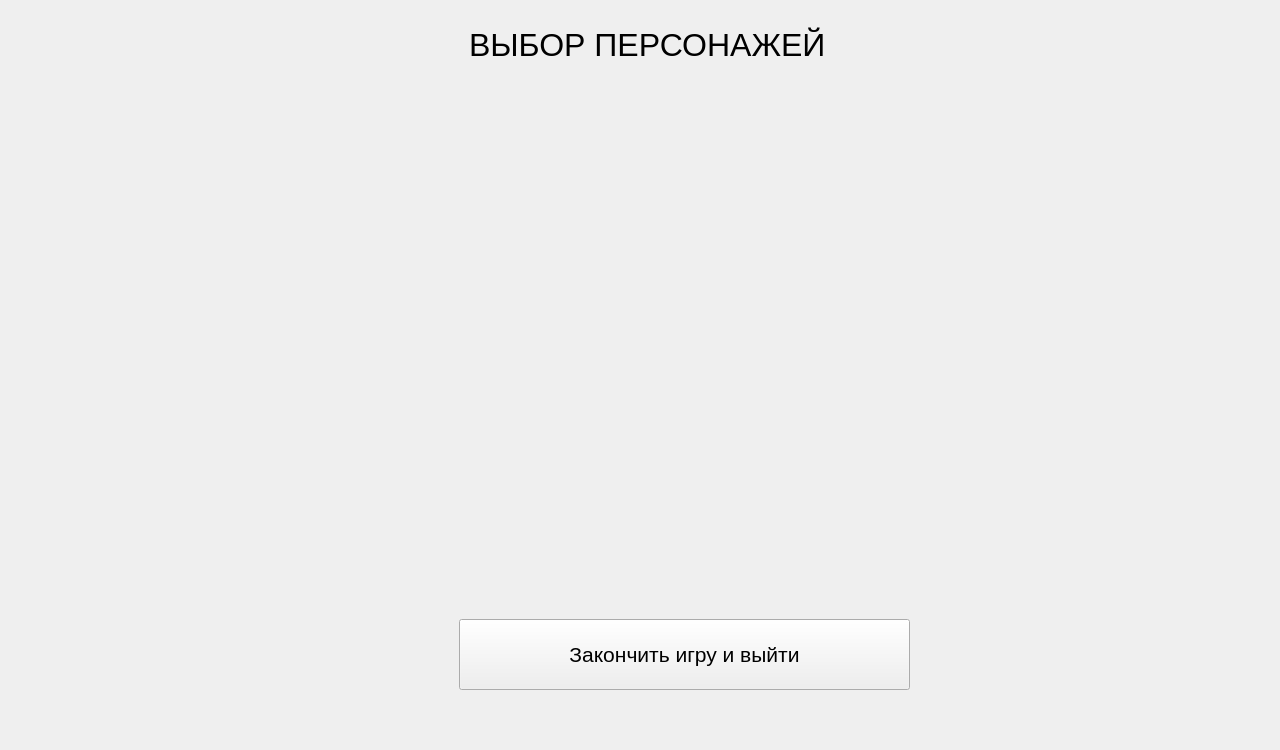
First picture: the form in mainwindow.ui, repository ahahaharu/CourseWork_Game, before the edit.
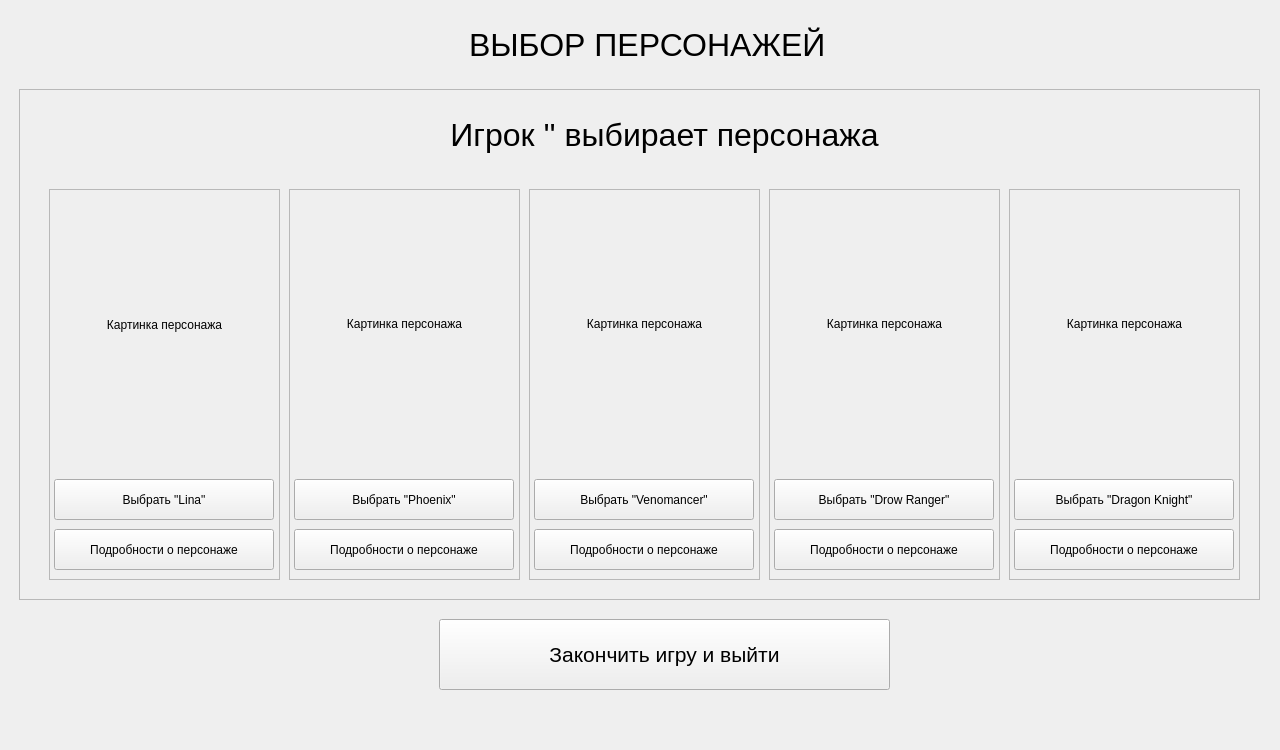
Second picture: the form after the edit.

What changed in the file:
```diff
--- a/mainwindow.ui
+++ b/mainwindow.ui
@@ -843,7 +843,7 @@
        <widget class="QPushButton" name="endGame_button">
         <property name="geometry">
          <rect>
-          <x>450</x>
+          <x>430</x>
           <y>610</y>
           <width>451</width>
           <height>71</height>
@@ -858,6 +858,333 @@
          <string>Закончить игру и выйти</string>
         </property>
        </widget>
+       <widget class="QFrame" name="frame_6">
+        <property name="geometry">
+         <rect>
+          <x>10</x>
+          <y>80</y>
+          <width>1241</width>
+          <height>511</height>
+         </rect>
+        </property>
+        <property name="frameShape">
+         <enum>QFrame::StyledPanel</enum>
+        </property>
+        <property name="frameShadow">
+         <enum>QFrame::Raised</enum>
+        </property>
+        <widget class="QFrame" name="frame_7">
+         <property name="geometry">
+          <rect>
+           <x>30</x>
+           <y>100</y>
+           <width>231</width>
+           <height>391</height>
+          </rect>
+         </property>
+         <property name="frameShape">
+          <enum>QFrame::StyledPanel</enum>
+         </property>
+         <property name="frameShadow">
+          <enum>QFrame::Raised</enum>
+         </property>
+         <widget class="QPushButton" name="pushButton_3">
+          <property name="geometry">
+           <rect>
+            <x>5</x>
+            <y>290</y>
+            <width>220</width>
+            <height>41</height>
+           </rect>
+          </property>
+          <property name="text">
+           <string>Выбрать &quot;Lina&quot;</string>
+          </property>
+         </widget>
+         <widget class="QPushButton" name="pushButton_6">
+          <property name="geometry">
+           <rect>
+            <x>5</x>
+            <y>340</y>
+            <width>220</width>
+            <height>41</height>
+           </rect>
+          </property>
+          <property name="text">
+           <string>Подробности о персонаже</string>
+          </property>
+         </widget>
+         <widget class="QLabel" name="LinaGif">
+          <property name="geometry">
+           <rect>
+            <x>20</x>
+            <y>30</y>
+            <width>191</width>
+            <height>211</height>
+           </rect>
+          </property>
+          <property name="text">
+           <string>Картинка персонажа</string>
+          </property>
+          <property name="alignment">
+           <set>Qt::AlignCenter</set>
+          </property>
+         </widget>
+        </widget>
+        <widget class="QFrame" name="frame_8">
+         <property name="geometry">
+          <rect>
+           <x>990</x>
+           <y>100</y>
+           <width>231</width>
+           <height>391</height>
+          </rect>
+         </property>
+         <property name="frameShape">
+          <enum>QFrame::StyledPanel</enum>
+         </property>
+         <property name="frameShadow">
+          <enum>QFrame::Raised</enum>
+         </property>
+         <widget class="QPushButton" name="pushButton_16">
+          <property name="geometry">
+           <rect>
+            <x>5</x>
+            <y>340</y>
+            <width>220</width>
+            <height>41</height>
+           </rect>
+          </property>
+          <property name="text">
+           <string>Подробности о персонаже</string>
+          </property>
+         </widget>
+         <widget class="QPushButton" name="pushButton_15">
+          <property name="geometry">
+           <rect>
+            <x>5</x>
+            <y>290</y>
+            <width>220</width>
+            <height>41</height>
+           </rect>
+          </property>
+          <property name="text">
+           <string>Выбрать &quot;Dragon Knight&quot;</string>
+          </property>
+         </widget>
+         <widget class="QLabel" name="DragonKnightGif">
+          <property name="geometry">
+           <rect>
+            <x>20</x>
+            <y>30</y>
+            <width>191</width>
+            <height>210</height>
+           </rect>
+          </property>
+          <property name="text">
+           <string>Картинка персонажа</string>
+          </property>
+          <property name="alignment">
+           <set>Qt::AlignCenter</set>
+          </property>
+         </widget>
+        </widget>
+        <widget class="QFrame" name="frame_9">
+         <property name="geometry">
+          <rect>
+           <x>750</x>
+           <y>100</y>
+           <width>231</width>
+           <height>391</height>
+          </rect>
+         </property>
+         <property name="frameShape">
+          <enum>QFrame::StyledPanel</enum>
+         </property>
+         <property name="frameShadow">
+          <enum>QFrame::Raised</enum>
+         </property>
+         <widget class="QPushButton" name="pushButton_13">
+          <property name="geometry">
+           <rect>
+            <x>5</x>
+            <y>340</y>
+            <width>220</width>
+            <height>41</height>
+           </rect>
+          </property>
+          <property name="text">
+           <string>Подробности о персонаже</string>
+          </property>
+         </widget>
+         <widget class="QPushButton" name="pushButton_14">
+          <property name="geometry">
+           <rect>
+            <x>5</x>
+            <y>290</y>
+            <width>220</width>
+            <height>41</height>
+           </rect>
+          </property>
+          <property name="text">
+           <string>Выбрать &quot;Drow Ranger&quot;</string>
+          </property>
+         </widget>
+         <widget class="QLabel" name="DrowRangerGif">
+          <property name="geometry">
+           <rect>
+            <x>20</x>
+            <y>30</y>
+            <width>191</width>
+            <height>210</height>
+           </rect>
+          </property>
+          <property name="text">
+           <string>Картинка персонажа</string>
+          </property>
+          <property name="alignment">
+           <set>Qt::AlignCenter</set>
+          </property>
+         </widget>
+        </widget>
+        <widget class="QFrame" name="frame_10">
+         <property name="geometry">
+          <rect>
+           <x>510</x>
+           <y>100</y>
+           <width>231</width>
+           <height>391</height>
+          </rect>
+         </property>
+         <property name="frameShape">
+          <enum>QFrame::StyledPanel</enum>
+         </property>
+         <property name="frameShadow">
+          <enum>QFrame::Raised</enum>
+         </property>
+         <widget class="QPushButton" name="pushButton_10">
+          <property name="geometry">
+           <rect>
+            <x>5</x>
+            <y>290</y>
+            <width>220</width>
+            <height>41</height>
+           </rect>
+          </property>
+          <property name="text">
+           <string>Выбрать &quot;Venomancer&quot;</string>
+          </property>
+         </widget>
+         <widget class="QPushButton" name="pushButton_9">
+          <property name="geometry">
+           <rect>
+            <x>5</x>
+            <y>340</y>
+            <width>220</width>
+            <height>41</height>
+           </rect>
+          </property>
+          <property name="text">
+           <string>Подробности о персонаже</string>
+          </property>
+         </widget>
+         <widget class="QLabel" name="VenomancerGif">
+          <property name="geometry">
+           <rect>
+            <x>20</x>
+            <y>30</y>
+            <width>191</width>
+            <height>210</height>
+           </rect>
+          </property>
+          <property name="text">
+           <string>Картинка персонажа</string>
+          </property>
+          <property name="alignment">
+           <set>Qt::AlignCenter</set>
+          </property>
+         </widget>
+        </widget>
+        <widget class="QFrame" name="frame_11">
+         <property name="geometry">
+          <rect>
+           <x>270</x>
+           <y>100</y>
+           <width>231</width>
+           <height>391</height>
+          </rect>
+         </property>
+         <property name="frameShape">
+          <enum>QFrame::StyledPanel</enum>
+         </property>
+         <property name="frameShadow">
+          <enum>QFrame::Raised</enum>
+         </property>
+         <widget class="QPushButton" name="pushButton_8">
+          <property name="geometry">
+           <rect>
+            <x>5</x>
+            <y>340</y>
+            <width>220</width>
+            <height>41</height>
+           </rect>
+          </property>
+          <property name="text">
+           <string>Подробности о персонаже</string>
+          </property>
+         </widget>
+         <widget class="QPushButton" name="pushButton_7">
+          <property name="geometry">
+           <rect>
+            <x>5</x>
+            <y>290</y>
+            <width>220</width>
+            <height>41</height>
+           </rect>
+          </property>
+          <property name="text">
+           <string>Выбрать &quot;Phoenix&quot;</string>
+          </property>
+         </widget>
+         <widget class="QLabel" name="PhoenixGif">
+          <property name="geometry">
+           <rect>
+            <x>20</x>
+            <y>30</y>
+            <width>191</width>
+            <height>210</height>
+           </rect>
+          </property>
+          <property name="text">
+           <string>Картинка персонажа</string>
+          </property>
+          <property name="alignment">
+           <set>Qt::AlignCenter</set>
+          </property>
+         </widget>
+        </widget>
+        <widget class="QLabel" name="playerChoosingHero_label">
+         <property name="geometry">
+          <rect>
+           <x>160</x>
+           <y>20</y>
+           <width>971</width>
+           <height>51</height>
+          </rect>
+         </property>
+         <property name="font">
+          <font>
+           <pointsize>24</pointsize>
+          </font>
+         </property>
+         <property name="text">
+          <string>Игрок '' выбирает персонажа</string>
+         </property>
+         <property name="alignment">
+          <set>Qt::AlignCenter</set>
+         </property>
+        </widget>
+       </widget>
       </widget>
      </widget>
     </item>
```
